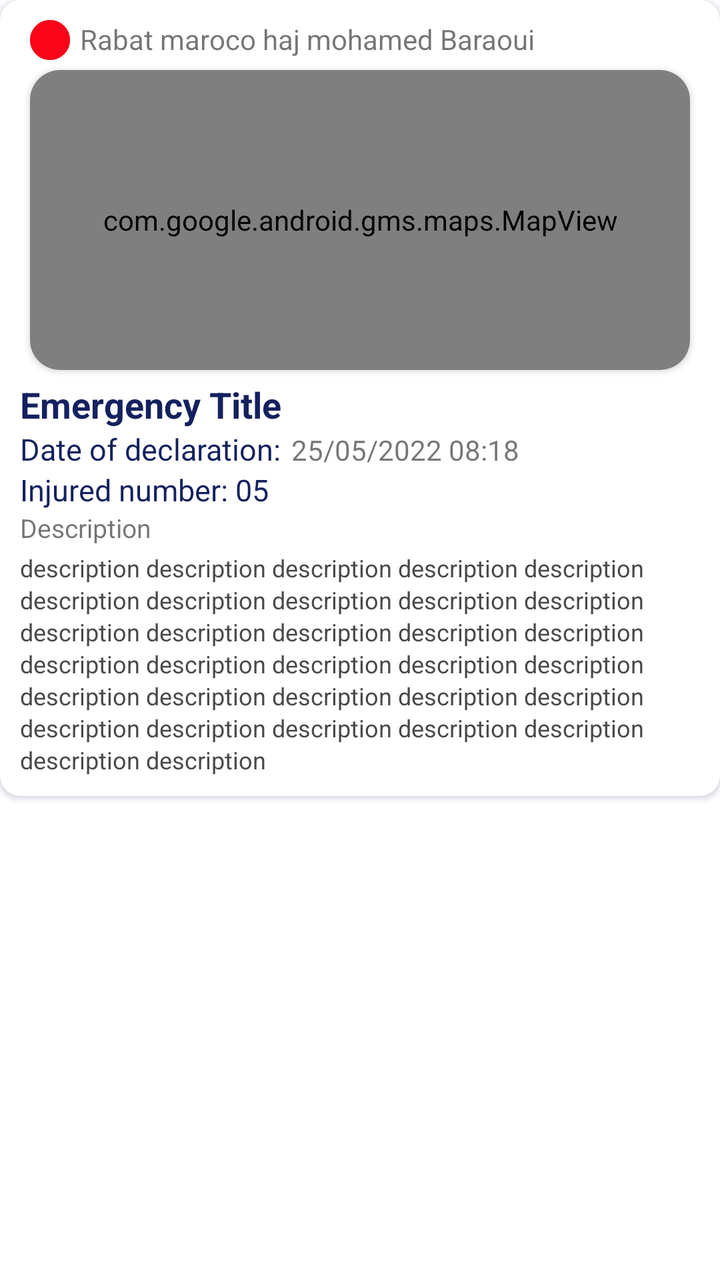
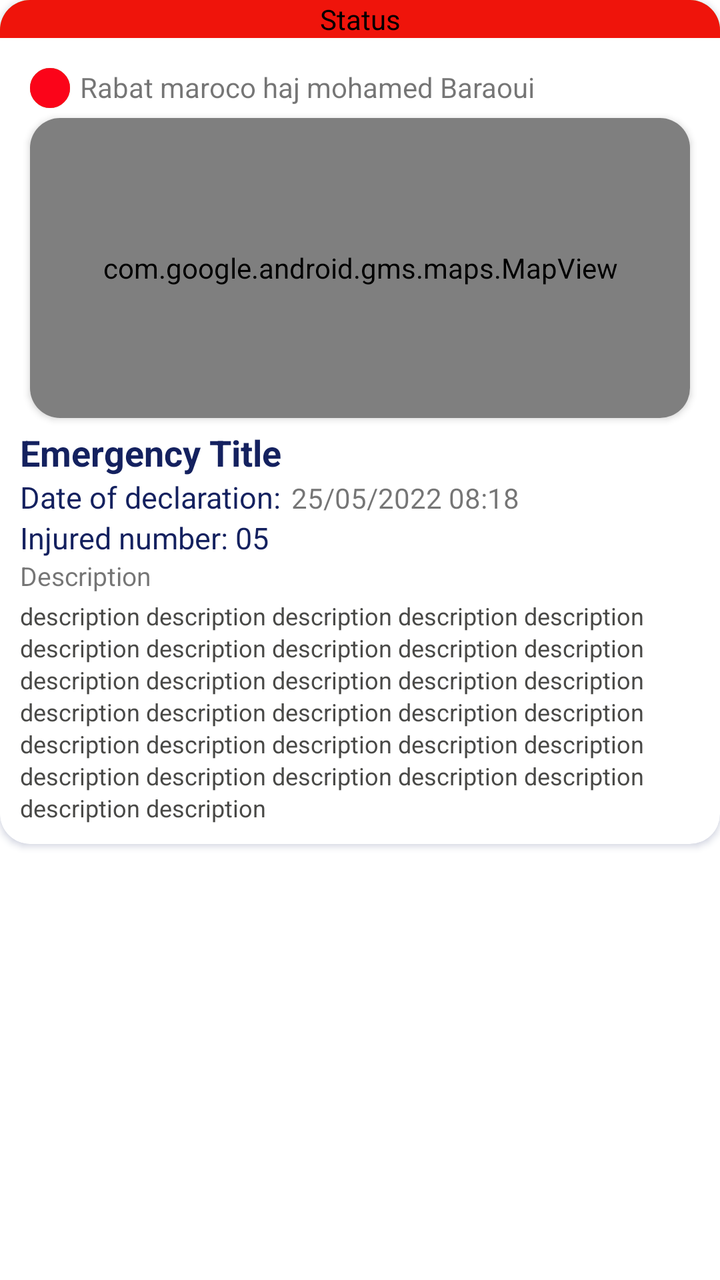

An Android layout rendered at two revisions. The XML below is the earlier revision; the diff shows what the commit changed to produce the second picture.
<!-- AndroidManifest.xml: application theme Theme.EmergencySystem -->
<!-- res/layout/urgence_item.xml -->
<?xml version="1.0" encoding="utf-8"?>
<RelativeLayout xmlns:android="http://schemas.android.com/apk/res/android"
    android:layout_width="match_parent"
    android:layout_height="wrap_content"
    android:layout_margin="5dp"
    xmlns:app="http://schemas.android.com/apk/res-auto">


    <androidx.cardview.widget.CardView
        android:layout_width="match_parent"
        android:layout_height="wrap_content"
        android:elevation="10dp"
        app:cardCornerRadius="10dp"
        android:outlineSpotShadowColor="@color/colorApp"
        android:outlineAmbientShadowColor="@color/colorApp"
        >
       <LinearLayout
           android:layout_width="match_parent"
           android:layout_height="wrap_content"
           android:orientation="vertical"
           android:padding="10dp"
           >
           <LinearLayout
               android:layout_width="match_parent"
               android:layout_height="wrap_content"
               >
               <RelativeLayout
                   android:layout_width="wrap_content"
                   android:layout_height="wrap_content">
                   <ImageButton
                       android:id="@+id/imageDangerLevel1"
                       android:layout_width="20dp"
                       android:layout_height="20dp"
                       android:layout_marginLeft="5dp"
                       android:background="@drawable/danger_shape"
                       app:backgroundTint="#4CAF50"
                       />
                   <ImageButton
                       android:id="@+id/imageDangerLevel2"
                       android:layout_width="20dp"
                       android:layout_height="20dp"
                       android:layout_marginLeft="5dp"
                       android:background="@drawable/danger_shape"
                       app:backgroundTint="@color/orangeColor"
                       />
                   <ImageButton
                       android:id="@+id/imageDangerLevel3"
                       android:layout_width="20dp"
                       android:layout_height="20dp"
                       android:layout_marginLeft="5dp"
                       android:background="@drawable/danger_shape"
                       app:backgroundTint="@color/redColor"
                       />

               </RelativeLayout>
               <TextView
                   android:paddingStart="5dp"
                   android:id="@+id/palceEmergencyName"
                   android:layout_width="wrap_content"
                   android:layout_height="wrap_content"
                   android:text="Rabat maroco haj mohamed Baraoui"/>
           </LinearLayout>
           <androidx.cardview.widget.CardView
               android:layout_width="match_parent"
               android:layout_height="150dp"
               android:elevation="8dp"
               android:layout_margin="5dp"
               app:cardCornerRadius="15sp"
               >
               <com.google.android.gms.maps.MapView
                   android:id="@+id/mapitem"
                   app:layout_constraintStart_toStartOf="parent"
                   android:gravity="center"
                   android:layout_width="match_parent"
                   app:layout_constraintTop_toTopOf="parent"
                   android:layout_height="150dp" />
           </androidx.cardview.widget.CardView>
           <TextView
               android:layout_width="wrap_content"
               android:layout_height="wrap_content"
               android:text="Emergency Title"
               android:id="@+id/EmergencyTitle"
               android:textSize="18sp"
               android:textStyle="bold"
               android:textColor="@color/colorApp"
               />
           <LinearLayout
               android:layout_width="match_parent"
               android:layout_height="wrap_content"
               android:orientation="horizontal"
               >
               <TextView
                   android:layout_width="wrap_content"
                   android:layout_height="wrap_content"
                   android:textSize="15dp"
                   android:textColor="@color/colorApp"
                   android:text="Date of declaration:"/>
               <TextView
                   android:paddingStart="5dp"
                   android:id="@+id/dateEmergency"
                   android:layout_width="wrap_content"
                   android:layout_height="wrap_content"
                   android:text="25/05/2022 08:18"/>
           </LinearLayout>
           <LinearLayout
               android:layout_width="match_parent"
               android:layout_height="wrap_content"
               android:orientation="horizontal">
               <TextView
                   android:layout_width="wrap_content"
                   android:layout_height="wrap_content"
                   android:text="Injured number: "
                   android:textSize="15dp"
                   android:textColor="@color/colorApp"
                   />
               <TextView
                   android:id="@+id/InjuredNumber"
                   android:layout_width="wrap_content"
                   android:layout_height="wrap_content"
                   android:text="05"
                   android:textSize="15dp"
                   android:textColor="@color/colorApp"
                   />
           </LinearLayout>
           <TextView
               android:layout_width="wrap_content"
               android:layout_height="wrap_content"
               android:text="Description"
               android:layout_marginBottom="3dp"
               android:textSize="13sp"
               />
           <TextView
               android:id="@+id/DescriptionEmergency"
               android:layout_width="match_parent"
               android:layout_height="wrap_content"
               android:lineSpacingExtra="2sp"
               android:scrollbars="vertical"
               android:textColor="#494947"
               android:textSize="12sp"
               android:text="description description description description description description description description description description description description description description description description description description description description description description description description description description description description description description description description "
               />
       </LinearLayout>
    </androidx.cardview.widget.CardView>
</RelativeLayout>
<!-- resources referenced by this layout -->
<resources>
  <color name="colorApp">#FF14215F</color>
  <color name="orangeColor">#E6DF6960</color>
  <color name="redColor">#FB0419</color>
  <!-- drawable danger_shape (drawable) -->
  <?xml version="1.0" encoding="utf-8"?>
  <shape xmlns:android="http://schemas.android.com/apk/res/android"
      android:shape="oval"
      >
      <stroke android:color="@color/colorApp" android:width="1dp"/>
  
  </shape>
  <style name="Theme.EmergencySystem" parent="Theme.MaterialComponents.DayNight.DarkActionBar">
          
          <item name="colorPrimary">@color/purple_500</item>
          <item name="colorPrimaryVariant">@color/purple_700</item>
          <item name="colorOnPrimary">@color/white</item>
          
          <item name="colorSecondary">@color/teal_200</item>
          <item name="colorSecondaryVariant">@color/teal_700</item>
          <item name="colorOnSecondary">@color/black</item>
          
          <item name="android:statusBarColor" tools:targetApi="l">?attr/colorPrimaryVariant</item>
          
      </style>
  <color name="purple_500">#FF14215F</color>
  <color name="purple_700">#FF14215F</color>
  <color name="white">#FFFFFFFF</color>
  <color name="teal_200">#FF03DAC5</color>
  <color name="teal_700">#FF018786</color>
  <color name="black">#FF000000</color>
</resources>

<!-- the commit's change to res/layout/urgence_item.xml (unified diff, before → after) -->
@@ -3,142 +3,169 @@
     android:layout_width="match_parent"
     android:layout_height="wrap_content"
     android:layout_margin="5dp"
+    android:padding="0dp"
     xmlns:app="http://schemas.android.com/apk/res-auto">
-
 
     <androidx.cardview.widget.CardView
         android:layout_width="match_parent"
         android:layout_height="wrap_content"
         android:elevation="10dp"
-        app:cardCornerRadius="10dp"
+        app:cardCornerRadius="15dp"
         android:outlineSpotShadowColor="@color/colorApp"
         android:outlineAmbientShadowColor="@color/colorApp"
         >
-       <LinearLayout
-           android:layout_width="match_parent"
-           android:layout_height="wrap_content"
-           android:orientation="vertical"
-           android:padding="10dp"
-           >
-           <LinearLayout
-               android:layout_width="match_parent"
-               android:layout_height="wrap_content"
-               >
-               <RelativeLayout
-                   android:layout_width="wrap_content"
-                   android:layout_height="wrap_content">
-                   <ImageButton
-                       android:id="@+id/imageDangerLevel1"
-                       android:layout_width="20dp"
-                       android:layout_height="20dp"
-                       android:layout_marginLeft="5dp"
-                       android:background="@drawable/danger_shape"
-                       app:backgroundTint="#4CAF50"
-                       />
-                   <ImageButton
-                       android:id="@+id/imageDangerLevel2"
-                       android:layout_width="20dp"
-                       android:layout_height="20dp"
-                       android:layout_marginLeft="5dp"
-                       android:background="@drawable/danger_shape"
-                       app:backgroundTint="@color/orangeColor"
-                       />
-                   <ImageButton
-                       android:id="@+id/imageDangerLevel3"
-                       android:layout_width="20dp"
-                       android:layout_height="20dp"
-                       android:layout_marginLeft="5dp"
-                       android:background="@drawable/danger_shape"
-                       app:backgroundTint="@color/redColor"
-                       />
 
-               </RelativeLayout>
-               <TextView
-                   android:paddingStart="5dp"
-                   android:id="@+id/palceEmergencyName"
-                   android:layout_width="wrap_content"
-                   android:layout_height="wrap_content"
-                   android:text="Rabat maroco haj mohamed Baraoui"/>
-           </LinearLayout>
-           <androidx.cardview.widget.CardView
-               android:layout_width="match_parent"
-               android:layout_height="150dp"
-               android:elevation="8dp"
-               android:layout_margin="5dp"
-               app:cardCornerRadius="15sp"
-               >
-               <com.google.android.gms.maps.MapView
-                   android:id="@+id/mapitem"
-                   app:layout_constraintStart_toStartOf="parent"
-                   android:gravity="center"
-                   android:layout_width="match_parent"
-                   app:layout_constraintTop_toTopOf="parent"
-                   android:layout_height="150dp" />
-           </androidx.cardview.widget.CardView>
-           <TextView
-               android:layout_width="wrap_content"
-               android:layout_height="wrap_content"
-               android:text="Emergency Title"
-               android:id="@+id/EmergencyTitle"
-               android:textSize="18sp"
-               android:textStyle="bold"
-               android:textColor="@color/colorApp"
-               />
-           <LinearLayout
-               android:layout_width="match_parent"
-               android:layout_height="wrap_content"
-               android:orientation="horizontal"
-               >
-               <TextView
-                   android:layout_width="wrap_content"
-                   android:layout_height="wrap_content"
-                   android:textSize="15dp"
-                   android:textColor="@color/colorApp"
-                   android:text="Date of declaration:"/>
-               <TextView
-                   android:paddingStart="5dp"
-                   android:id="@+id/dateEmergency"
-                   android:layout_width="wrap_content"
-                   android:layout_height="wrap_content"
-                   android:text="25/05/2022 08:18"/>
-           </LinearLayout>
-           <LinearLayout
-               android:layout_width="match_parent"
-               android:layout_height="wrap_content"
-               android:orientation="horizontal">
-               <TextView
-                   android:layout_width="wrap_content"
-                   android:layout_height="wrap_content"
-                   android:text="Injured number: "
-                   android:textSize="15dp"
-                   android:textColor="@color/colorApp"
-                   />
-               <TextView
-                   android:id="@+id/InjuredNumber"
-                   android:layout_width="wrap_content"
-                   android:layout_height="wrap_content"
-                   android:text="05"
-                   android:textSize="15dp"
-                   android:textColor="@color/colorApp"
-                   />
-           </LinearLayout>
-           <TextView
-               android:layout_width="wrap_content"
-               android:layout_height="wrap_content"
-               android:text="Description"
-               android:layout_marginBottom="3dp"
-               android:textSize="13sp"
-               />
-           <TextView
-               android:id="@+id/DescriptionEmergency"
-               android:layout_width="match_parent"
-               android:layout_height="wrap_content"
-               android:lineSpacingExtra="2sp"
-               android:scrollbars="vertical"
-               android:textColor="#494947"
-               android:textSize="12sp"
-               android:text="description description description description description description description description description description description description description description description description description description description description description description description description description description description description description description description description "
-               />
-       </LinearLayout>
+        <TextView
+            android:id="@+id/status"
+            android:layout_width="match_parent"
+            android:layout_height="wrap_content"
+            android:layout_marginBottom="10dp"
+            android:background="#7A00FF00"
+            android:textColor="@color/black"
+            android:text="Status"
+            android:textAlignment="center" />
+        <TextView
+            android:id="@+id/status2"
+            android:layout_width="match_parent"
+            android:layout_height="wrap_content"
+            android:layout_marginBottom="10dp"
+            android:background="#EDF80303"
+            android:textColor="@color/black"
+            android:text="Status"
+            android:textAlignment="center" />
+
+        <LinearLayout
+            android:layout_marginTop="24dp"
+            android:layout_width="match_parent"
+            android:layout_height="wrap_content"
+            android:orientation="vertical"
+            android:padding="10dp">
+
+            <LinearLayout
+                android:layout_width="match_parent"
+                android:layout_height="wrap_content">
+
+                <RelativeLayout
+                    android:layout_width="wrap_content"
+                    android:layout_height="wrap_content">
+
+                    <ImageButton
+                        android:id="@+id/imageDangerLevel1"
+                        android:layout_width="20dp"
+                        android:layout_height="20dp"
+                        android:layout_marginLeft="5dp"
+                        android:background="@drawable/danger_shape"
+                        app:backgroundTint="#4CAF50" />
+
+                    <ImageButton
+                        android:id="@+id/imageDangerLevel2"
+                        android:layout_width="20dp"
+                        android:layout_height="20dp"
+                        android:layout_marginLeft="5dp"
+                        android:background="@drawable/danger_shape"
+                        app:backgroundTint="@color/orangeColor" />
+
+                    <ImageButton
+                        android:id="@+id/imageDangerLevel3"
+                        android:layout_width="20dp"
+                        android:layout_height="20dp"
+                        android:layout_marginLeft="5dp"
+                        android:background="@drawable/danger_shape"
+                        app:backgroundTint="@color/redColor" />
+
+                </RelativeLayout>
+
+                <TextView
+                    android:id="@+id/palceEmergencyName"
+                    android:layout_width="wrap_content"
+                    android:layout_height="wrap_content"
+                    android:paddingStart="5dp"
+                    android:text="Rabat maroco haj mohamed Baraoui" />
+            </LinearLayout>
+
+            <androidx.cardview.widget.CardView
+                android:layout_width="match_parent"
+                android:layout_height="150dp"
+                android:layout_margin="5dp"
+                android:elevation="8dp"
+                app:cardCornerRadius="15sp">
+
+                <com.google.android.gms.maps.MapView
+                    android:id="@+id/mapitem"
+                    android:layout_width="match_parent"
+                    android:layout_height="150dp"
+                    android:gravity="center"
+                    app:layout_constraintStart_toStartOf="parent"
+                    app:layout_constraintTop_toTopOf="parent" />
+            </androidx.cardview.widget.CardView>
+
+            <TextView
+                android:id="@+id/EmergencyTitle"
+                android:layout_width="wrap_content"
+                android:layout_height="wrap_content"
+                android:text="Emergency Title"
+                android:textColor="@color/colorApp"
+                android:textSize="18sp"
+                android:textStyle="bold" />
+
+            <LinearLayout
+                android:layout_width="match_parent"
+                android:layout_height="wrap_content"
+                android:orientation="horizontal">
+
+                <TextView
+                    android:layout_width="wrap_content"
+                    android:layout_height="wrap_content"
+                    android:text="Date of declaration:"
+                    android:textColor="@color/colorApp"
+                    android:textSize="15dp" />
+
+                <TextView
+                    android:id="@+id/dateEmergency"
+                    android:layout_width="wrap_content"
+                    android:layout_height="wrap_content"
+                    android:paddingStart="5dp"
+                    android:text="25/05/2022 08:18" />
+            </LinearLayout>
+
+            <LinearLayout
+                android:layout_width="match_parent"
+                android:layout_height="wrap_content"
+                android:orientation="horizontal">
+
+                <TextView
+                    android:layout_width="wrap_content"
+                    android:layout_height="wrap_content"
+                    android:text="Injured number: "
+                    android:textColor="@color/colorApp"
+                    android:textSize="15dp" />
+
+                <TextView
+                    android:id="@+id/InjuredNumber"
+                    android:layout_width="wrap_content"
+                    android:layout_height="wrap_content"
+                    android:text="05"
+                    android:textColor="@color/colorApp"
+                    android:textSize="15dp" />
+            </LinearLayout>
+
+            <TextView
+                android:layout_width="wrap_content"
+                android:layout_height="wrap_content"
+                android:layout_marginBottom="3dp"
+                android:text="Description"
+                android:textSize="13sp" />
+
+            <TextView
+                android:id="@+id/DescriptionEmergency"
+                android:layout_width="match_parent"
+                android:layout_height="wrap_content"
+                android:lineSpacingExtra="2sp"
+                android:scrollbars="vertical"
+                android:text="description description description description description description description description description description description description description description description description description description description description description description description description description description description description description description description description "
+                android:textColor="#494947"
+                android:textSize="12sp" />
+        </LinearLayout>
+
     </androidx.cardview.widget.CardView>
 </RelativeLayout>
